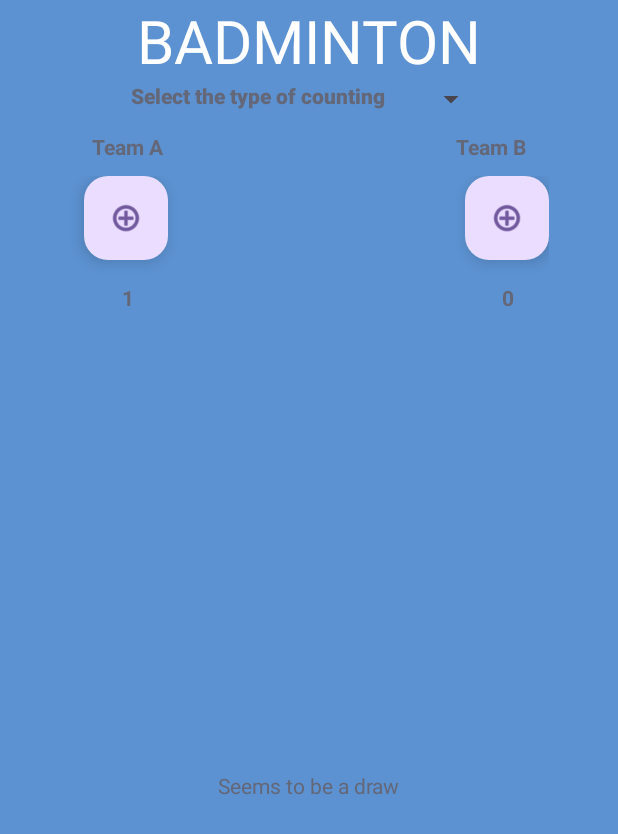
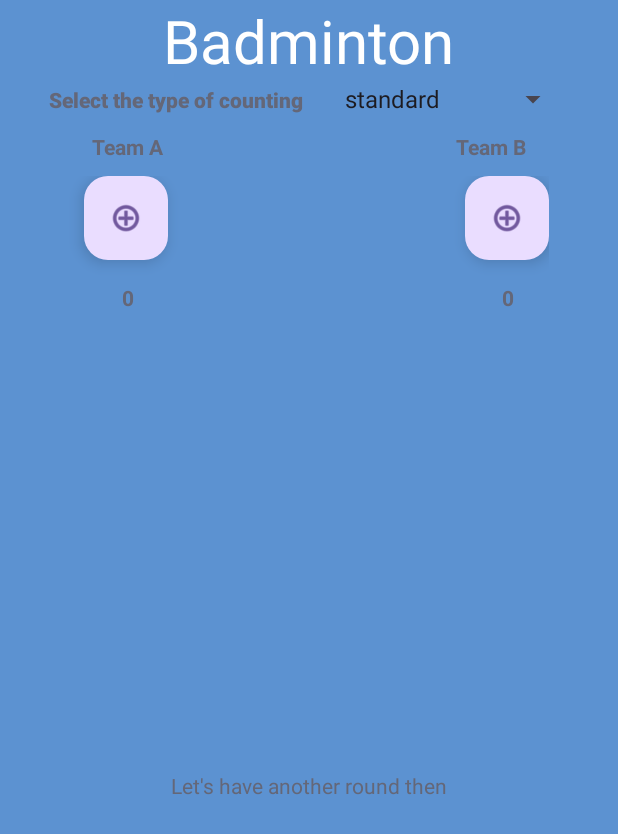
Before and after one commit to myCambrianGoonja/lab_4.1And5ScoringGameApp, an Android app: the ActualScoringActivity screen opened directly, with no data from a screen before it, after a tap on "Increasing the score by one", on a phone screen of 412 x 824 dp. Shown: the top 834 px of the screen. Run offline under Robolectric (Android 15) with nearby library versions, the phone set to English and light mode, and no system bars.

Commit message:
Customized code

```diff
--- a/app/src/main/java/com/example/scorekeeper/ActualScoringActivity.kt
+++ b/app/src/main/java/com/example/scorekeeper/ActualScoringActivity.kt
@@ -1,94 +1,104 @@
 package com.example.scorekeeper
 
-import androidx.appcompat.app.AppCompatActivity
 import android.os.Bundle
 import android.util.Log
+import android.widget.ArrayAdapter
 import android.widget.TextView
+import androidx.appcompat.app.AppCompatActivity
 import com.example.scorekeeper.databinding.ActivityActualScoringBinding
-import com.example.scorekeeper.databinding.ActivityMainBinding
 import com.google.android.material.floatingactionbutton.FloatingActionButton
 
-
-enum class GAMESCORES(val gameName:String, val scoreRange:IntRange, countingType: String){
-    CRICKET("Cricket", 0..300, "ONLY_SIXES"),
-    FOOTBALL("Football", 0..9, "PENALTY_SHOTS"),
-    BADMINTON("Badminton", 0..15, "GAME_OF_SEVEN")
+enum class GAMESCORES(val gameName: String, val scoreRange: IntRange, val countingType: Array<String>) {
+    CRICKET("Cricket", 0..300, arrayOf("standard", "sixes", "fours")),
+    FOOTBALL("Football", 0..9, arrayOf("standard", "penalty")),
+    BADMINTON("Badminton", 0..15, arrayOf("standard", "seven_points"))
 }
 
-
 class ActualScoringActivity : AppCompatActivity() {
-    private lateinit var viewBinding : ActivityActualScoringBinding
+    private lateinit var viewBinding: ActivityActualScoringBinding
 
     override fun onCreate(savedInstanceState: Bundle?) {
         super.onCreate(savedInstanceState)
         viewBinding = ActivityActualScoringBinding.inflate(layoutInflater)
         setContentView(viewBinding.root)
 
-
-         lateinit var viewBinding : ActivityMainBinding
-
-        //Getting the name of the sports selected
         val sportsName = getSportsName()
-
+        setUpSpinners(sportsName)
         addingPointsForTeams(sportsName, "A")
         addingPointsForTeams(sportsName, "B")
     }
 
-    private fun getSportsName():GAMESCORES {
+    private fun setUpSpinners(sportsName: GAMESCORES) {
+        val countingTypesAdapter = ArrayAdapter(
+            this,
+            android.R.layout.simple_spinner_item,
+            sportsName.countingType
+        )
+        viewBinding.typeOfCounting.adapter = countingTypesAdapter
+    }
+
+    private fun getSportsName(): GAMESCORES {
         val importedValue = intent.getStringExtra("GAME_NAME")
-        Log.d("imported Value", importedValue.toString())
-        val sportsName: GAMESCORES = GAMESCORES.values().find { it.name == importedValue }?: GAMESCORES.BADMINTON
-        var textViewName = findViewById<TextView>(R.id.nameOfTheGame).apply {
-            text = sportsName.name
-        }
+        val sportsName: GAMESCORES = GAMESCORES.values().find { it.name == importedValue }
+            ?: GAMESCORES.BADMINTON
+        viewBinding.nameOfTheGame.text = sportsName.gameName
         return sportsName
     }
 
+    private fun addingPointsForTeams(sportsName: GAMESCORES, teamName: String) {
+        val btnTeamScore: FloatingActionButton = when (teamName) {
+            "A" -> viewBinding.floatingButtonTeamA
+            "B" -> viewBinding.floatingButtonTeamB
+            else -> throw IllegalArgumentException("Invalid team name")
+        }
 
-    private fun addingPointsForTeams(sportsName: GAMESCORES, teamName: String) {
-        lateinit var btnTeamScore:FloatingActionButton
-        lateinit var scoreBoard:TextView
-        when(teamName) {
-            "A" -> {
-                btnTeamScore  = viewBinding.floatingButtonTeamA
-                scoreBoard = viewBinding.teamAScore
-            }
-            "B" -> {
-                btnTeamScore  = viewBinding.floatingButtonTeamB
-                scoreBoard = viewBinding.teamBScore
-            }
+        val scoreBoard: TextView = when (teamName) {
+            "A" -> viewBinding.teamAScore
+            "B" -> viewBinding.teamBScore
+            else -> throw IllegalArgumentException("Invalid team name")
         }
 
         var scoreValue = 0
         btnTeamScore.setOnClickListener {
-            scoreValue++
-            if (!sportsName.scoreRange.contains(scoreValue)) {
-                scoreValue = 0
-            }
-
+           if(sportsName.countingType.toString().compareTo("standard") == 0) {
+               scoreValue++
+               if (!sportsName.scoreRange.contains(scoreValue)) {
+                   scoreValue = 0
+               }
+           } else {
+               Log.d("counting Type", sportsName.countingType.iterator().toString())
+           }
             scoreBoard.text = scoreValue.toString()
-            compareScores(sportsName, scoreValue)
+            compareScores(sportsName)
         }
     }
 
-    fun compareScores(gameName: GAMESCORES, scoreValue: Int) {
-        var whosWinning = viewBinding.whosWinning
-        var teamAScore = viewBinding.teamAScore
-        var teamBScore = viewBinding.teamAScore
+    private fun compareScores(gameName: GAMESCORES) {
+        val whosWinning = viewBinding.whosWinning
+        val teamAScore = viewBinding.teamAScore
+        val teamBScore = viewBinding.teamBScore
 
+        val maximumScore = gameName.scoreRange.last
 
-        val maximumScore = (gameName.scoreRange.count() - 1)
-
-            if(teamAScore.text.toString().compareTo(teamBScore.text.toString()) < 0) {
+        when {
+            teamAScore.text.toString().toInt() < teamBScore.text.toString().toInt() -> {
                 whosWinning.text = "Team B seems to be winning"
-            } else if(teamAScore.text.toString().compareTo(teamBScore.text.toString()) > 0) {
+                if (teamBScore.text.toString().toInt() == maximumScore) {
+                    whosWinning.text = "Team B wins!"
+                }
+            }
+            teamAScore.text.toString().toInt() > teamBScore.text.toString().toInt() -> {
                 whosWinning.text = "Team A seems to be winning"
-            } else if((teamAScore.text.toString().compareTo("0") == 0) && (teamAScore.text.toString().compareTo("0") == 0) ) {
+                if (teamAScore.text.toString().toInt() == maximumScore) {
+                    whosWinning.text = "Team A wins"
+                }
+            }
+            teamAScore.text.toString().toInt() == 0 && teamBScore.text.toString().toInt() == 0 -> {
                 whosWinning.text = "Let's have another round then"
-            } else {
+            }
+            else -> {
                 whosWinning.text = "Seems to be a draw"
             }
-
-
+        }
     }
 }
--- a/app/src/main/res/layout/activity_actual_scoring.xml
+++ b/app/src/main/res/layout/activity_actual_scoring.xml
@@ -35,7 +35,7 @@
             android:textColor="@color/shuttle_gray" />
 
         <Spinner
-            android:id="@+id/type_of_spinner"
+            android:id="@+id/type_of_counting"
             android:layout_width="match_parent"
             android:layout_height="wrap_content"
             android:layout_marginLeft="20sp" />
```
